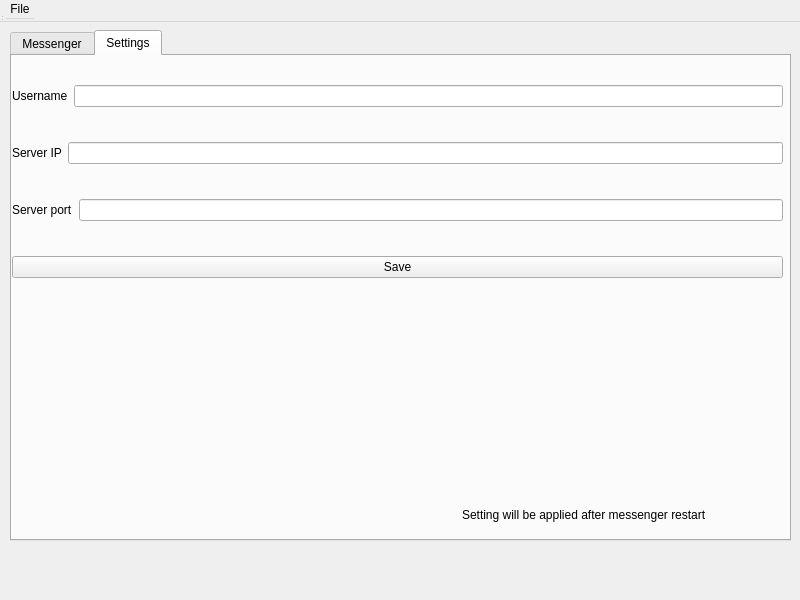
Before: the Qt Designer form MyMessenger/gui_client.ui in AleksandrVladimirovichNaumov/Client-Server, drawn with Qt 5.
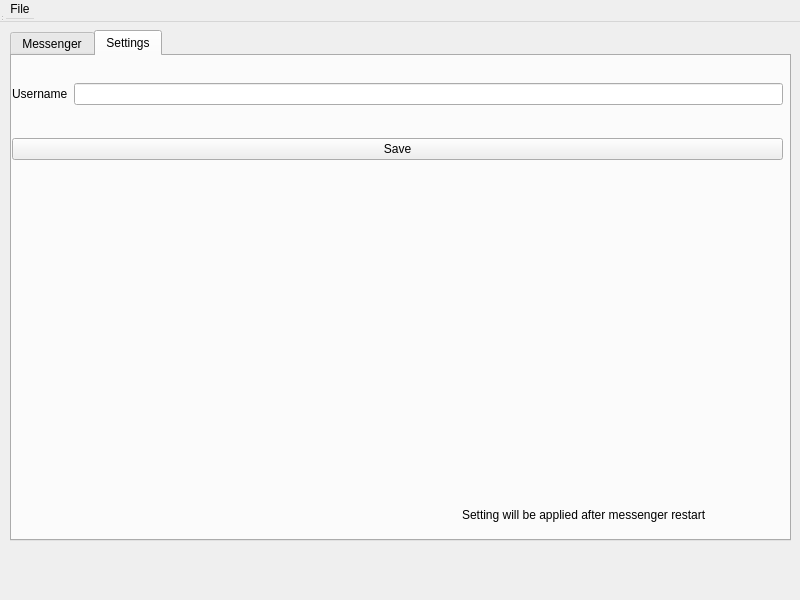
After: the same form once the commit is applied. The open tabs and pages were chosen to show the change.

```diff
--- a/MyMessenger/gui_client.ui
+++ b/MyMessenger/gui_client.ui
@@ -13,7 +13,15 @@
   <property name="windowTitle">
    <string>MainWindow</string>
   </property>
-  <widget class="QWidget" name="centralwidget">
+  <widget class="QWidget" name="centralwidget" native="true">
+   <property name="geometry">
+    <rect>
+     <x>0</x>
+     <y>0</y>
+     <width>801</width>
+     <height>571</height>
+    </rect>
+   </property>
    <widget class="QTabWidget" name="horizontalTabWidget">
     <property name="geometry">
      <rect>
@@ -120,7 +128,7 @@
         <x>0</x>
         <y>0</y>
         <width>771</width>
-        <height>251</height>
+        <height>131</height>
        </rect>
       </property>
       <layout class="QVBoxLayout" name="verticalLayout_3">
@@ -138,34 +146,6 @@
          </item>
         </layout>
        </item>
-       <item>
-        <layout class="QHBoxLayout" name="horizontalLayout_4">
-         <item>
-          <widget class="QLabel" name="label_4">
-           <property name="text">
-            <string>Server IP</string>
-           </property>
-          </widget>
-         </item>
-         <item>
-          <widget class="QLineEdit" name="lineEdit"/>
-         </item>
-        </layout>
-       </item>
-       <item>
-        <layout class="QHBoxLayout" name="horizontalLayout_5">
-         <item>
-          <widget class="QLabel" name="label_5">
-           <property name="text">
-            <string>Server port</string>
-           </property>
-          </widget>
-         </item>
-         <item>
-          <widget class="QLineEdit" name="lineEdit_3"/>
-         </item>
-        </layout>
-       </item>
        <item>
         <widget class="QPushButton" name="pushButton_2">
          <property name="text">
```
Left out of the diff: 13 changed lines with no effect on the pictures.
